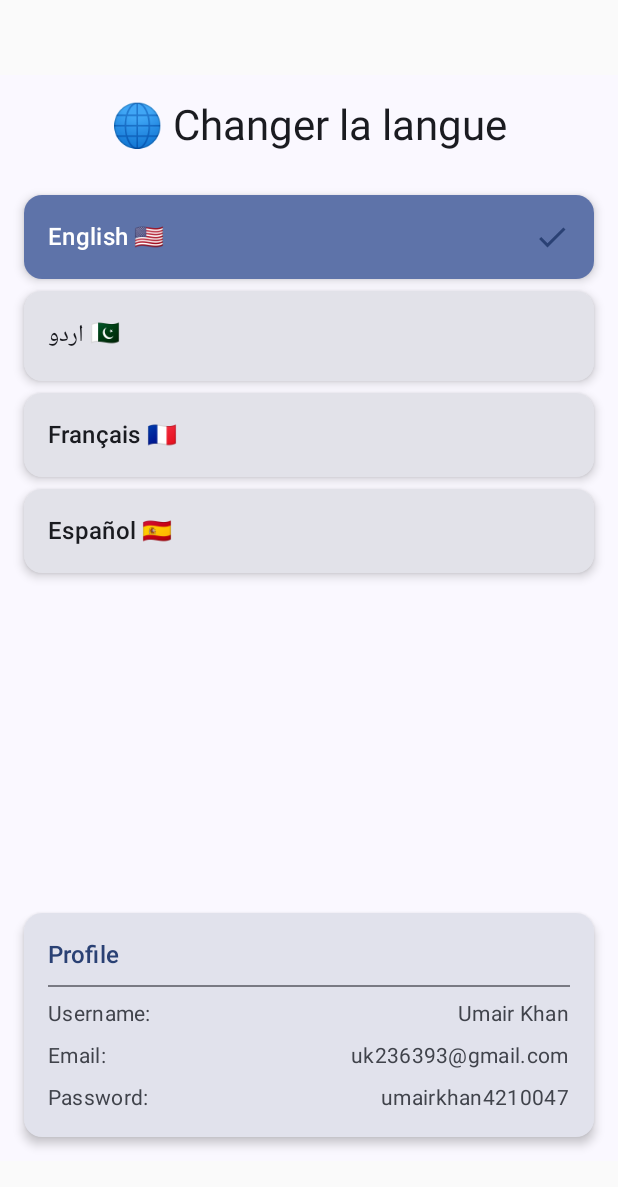
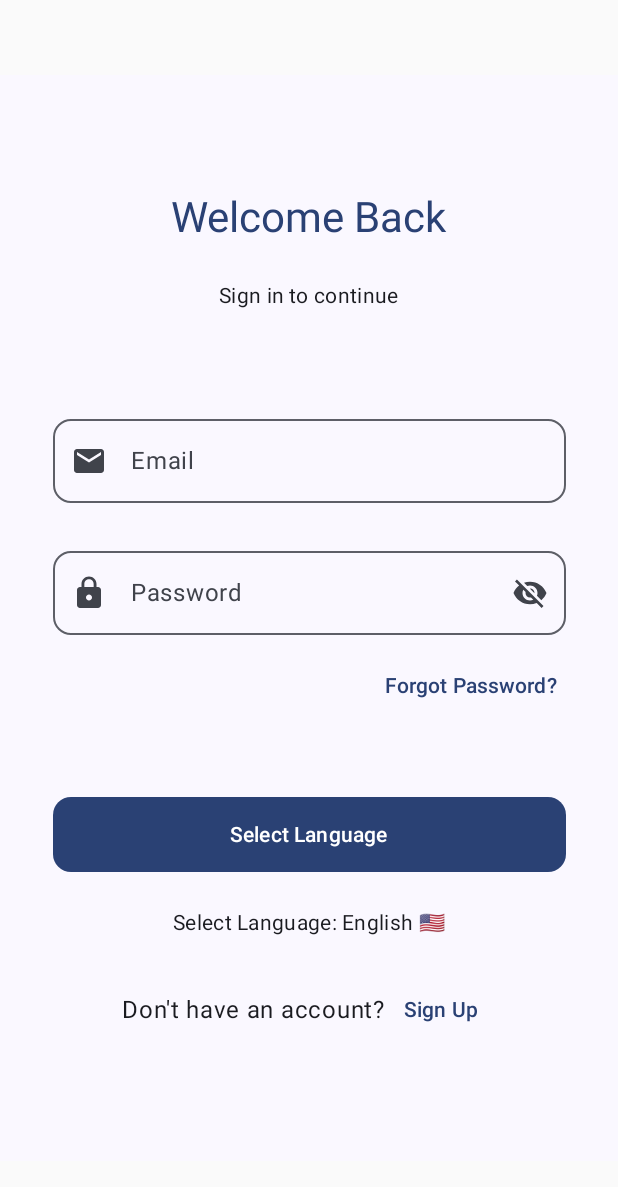
Before and after one commit to UmairKhanDeveloper/Localization_in_Jetpack_compose, an Android app built with Jetpack Compose: the screen it shows after launch (MainActivity), on a phone screen of 412 x 824 dp. Shown: the top 1187 px of the screen. Run offline under Robolectric (Android 15) with nearby library versions, the phone set to English and light mode, and no system bars.

```diff
--- a/app/build.gradle.kts
+++ b/app/build.gradle.kts
@@ -56,4 +56,6 @@ dependencies {
     androidTestImplementation(libs.androidx.ui.test.junit4)
     debugImplementation(libs.androidx.ui.tooling)
     debugImplementation(libs.androidx.ui.test.manifest)
+    implementation ("androidx.compose.material:material-icons-extended:1.6.0")
+
 }
--- a/app/src/main/java/com/example/localization_in_jetpack_compose/MainActivity.kt
+++ b/app/src/main/java/com/example/localization_in_jetpack_compose/MainActivity.kt
@@ -54,7 +54,7 @@ class MainActivity : ComponentActivity() {
                         .padding(bottom = 50.dp, top = 50.dp),
                     color = MaterialTheme.colorScheme.background
                 ) {
-                    LanguageSelectionScreen()
+                    ProjectScreen()
                 }
             }
         }
@@ -206,7 +206,6 @@ fun LanguageSelectionScreen() {
 }
 
 
-
 fun saveLanguage(context: Context, langCode: String) {
     val prefs = context.getSharedPreferences("settings", Context.MODE_PRIVATE)
     prefs.edit().putString("language", langCode).apply()
--- /dev/null
+++ b/app/src/main/java/com/example/localization_in_jetpack_compose/ProjectScreen.kt
@@ -0,0 +1,234 @@
+package com.example.localization_in_jetpack_compose
+
+import android.content.Context
+import android.content.res.Configuration
+import androidx.compose.foundation.background
+import androidx.compose.foundation.clickable
+import androidx.compose.foundation.layout.Arrangement
+import androidx.compose.foundation.layout.Box
+import androidx.compose.foundation.layout.Column
+import androidx.compose.foundation.layout.Row
+import androidx.compose.foundation.layout.Spacer
+import androidx.compose.foundation.layout.fillMaxSize
+import androidx.compose.foundation.layout.fillMaxWidth
+import androidx.compose.foundation.layout.height
+import androidx.compose.foundation.layout.padding
+import androidx.compose.foundation.layout.width
+import androidx.compose.foundation.shape.RoundedCornerShape
+import androidx.compose.material.icons.Icons
+import androidx.compose.material.icons.filled.Email
+import androidx.compose.material.icons.filled.Lock
+import androidx.compose.material.icons.filled.VisibilityOff
+import androidx.compose.material3.AlertDialog
+import androidx.compose.material3.Button
+import androidx.compose.material3.Icon
+import androidx.compose.material3.MaterialTheme
+import androidx.compose.material3.OutlinedTextField
+import androidx.compose.material3.RadioButton
+import androidx.compose.material3.Text
+import androidx.compose.material3.TextButton
+import androidx.compose.runtime.Composable
+import androidx.compose.runtime.CompositionLocalProvider
+import androidx.compose.runtime.LaunchedEffect
+import androidx.compose.runtime.getValue
+import androidx.compose.runtime.mutableStateOf
+import androidx.compose.runtime.remember
+import androidx.compose.runtime.saveable.rememberSaveable
+import androidx.compose.runtime.setValue
+import androidx.compose.ui.Alignment
+import androidx.compose.ui.Modifier
+import androidx.compose.ui.platform.LocalContext
+import androidx.compose.ui.res.stringResource
+import androidx.compose.ui.text.input.PasswordVisualTransformation
+import androidx.compose.ui.unit.dp
+import java.util.Locale
+import androidx.core.content.edit
+
+@Composable
+fun ProjectScreen() {
+    var showDialog by rememberSaveable { mutableStateOf(false) }
+    val (selectedLanguage, setSelectedLanguage, localizedContext) = rememberLanguagePreference()
+
+    val languages = mapOf(
+        "en" to "English 🇺🇸",
+        "ur" to "اردو 🇵🇰",
+        "fr" to "Français 🇫🇷",
+        "es" to "Español 🇪🇸"
+    )
+
+    CompositionLocalProvider(LocalContext provides localizedContext) {
+        val safeSelectedLanguage = if (languages.containsKey(selectedLanguage)) selectedLanguage else "en"
+        Box(
+            modifier = Modifier
+                .fillMaxSize()
+                .background(MaterialTheme.colorScheme.background)
+                .padding(16.dp)
+        ) {
+            Column(
+                modifier = Modifier
+                    .fillMaxWidth()
+                    .align(Alignment.Center),
+                horizontalAlignment = Alignment.CenterHorizontally,
+                verticalArrangement = Arrangement.spacedBy(24.dp)
+            ) {
+
+                Text(
+                    text = stringResource(id = R.string.welcome_back),
+                    style = MaterialTheme.typography.headlineMedium,
+                    color = MaterialTheme.colorScheme.primary
+                )
+
+                Text(
+                    text = stringResource(id = R.string.sign_in_continue),
+                    style = MaterialTheme.typography.bodyMedium,
+                    color = MaterialTheme.colorScheme.onBackground
+                )
+
+                Spacer(modifier = Modifier.height(16.dp))
+
+                OutlinedTextField(
+                    value = "",
+                    onValueChange = {},
+                    label = { Text(stringResource(id = R.string.email1)) },
+                    leadingIcon = { Icon(Icons.Default.Email, contentDescription = null) },
+                    singleLine = true,
+                    modifier = Modifier.fillMaxWidth(0.9f),
+                    shape = RoundedCornerShape(12.dp)
+                )
+
+                OutlinedTextField(
+                    value = "",
+                    onValueChange = {},
+                    label = { Text(stringResource(id = R.string.password1)) },
+                    leadingIcon = { Icon(Icons.Default.Lock, contentDescription = null) },
+                    trailingIcon = {
+                        Icon(
+                            imageVector = Icons.Default.VisibilityOff,
+                            contentDescription = null
+                        )
+                    },
+                    singleLine = true,
+                    visualTransformation = PasswordVisualTransformation(),
+                    modifier = Modifier.fillMaxWidth(0.9f),
+                    shape = RoundedCornerShape(12.dp)
+                )
+
+                Text(
+                    text = stringResource(id = R.string.forgot_password),
+                    style = MaterialTheme.typography.labelLarge.copy(
+                        color = MaterialTheme.colorScheme.primary
+                    ),
+                    modifier = Modifier
+                        .align(Alignment.End)
+                        .padding(end = 24.dp)
+                )
+
+                Spacer(modifier = Modifier.height(16.dp))
+
+                Button(
+                    onClick = { showDialog = true },
+                    modifier = Modifier
+                        .fillMaxWidth(0.9f)
+                        .height(50.dp),
+                    shape = RoundedCornerShape(12.dp)
+                ) {
+                    Text(stringResource(id = R.string.select_language))
+                }
+
+                Text(
+                    text = stringResource(id = R.string.select_language) + ": " + languages[safeSelectedLanguage],
+                    style = MaterialTheme.typography.bodyMedium
+                )
+
+                Row(
+                    verticalAlignment = Alignment.CenterVertically,
+                    horizontalArrangement = Arrangement.Center,
+                    modifier = Modifier.fillMaxWidth()
+                ) {
+                    Text(stringResource(id = R.string.dont_have_account))
+                    TextButton(onClick = { }) {
+                        Text(stringResource(id = R.string.sign_up))
+                    }
+                }
+            }
+
+            if (showDialog) {
+                var tempSelectedLanguage by rememberSaveable { mutableStateOf(safeSelectedLanguage) }
+
+                AlertDialog(
+                    onDismissRequest = { showDialog = false },
+                    confirmButton = {
+                        TextButton(onClick = {
+                            setSelectedLanguage(tempSelectedLanguage)
+                            showDialog = false
+                        }) {
+                            Text(stringResource(id = R.string.ok))
+                        }
+                    },
+                    title = {
+                        Text(stringResource(id = R.string.select_language))
+                    },
+                    text = {
+                        Column(verticalArrangement = Arrangement.spacedBy(8.dp)) {
+                            languages.forEach { (code, label) ->
+                                Row(
+                                    verticalAlignment = Alignment.CenterVertically,
+                                    modifier = Modifier
+                                        .fillMaxWidth()
+                                        .clickable {
+                                            tempSelectedLanguage = code
+                                        }
+                                        .padding(4.dp)
+                                ) {
+                                    RadioButton(
+                                        selected = tempSelectedLanguage == code,
+                                        onClick = { tempSelectedLanguage = code }
+                                    )
+                                    Spacer(modifier = Modifier.width(8.dp))
+                                    Text(label)
+                                }
+                            }
+                        }
+                    }
+                )
+            }
+        }
+    }
+}
+@Composable
+fun rememberLanguagePreference(): Triple<String, (String) -> Unit, Context> {
+    val context = LocalContext.current
+    val prefs = context.getSharedPreferences("app_prefs", Context.MODE_PRIVATE)
+
+    var language by rememberSaveable {
+        mutableStateOf(
+            prefs.getString("selected_language", "en").takeIf {
+                it in listOf("en", "ur", "fr", "es")
+            } ?: "en"
+        )
+    }
+
+    var updatedContext by remember {
+        mutableStateOf(context.updateLocale(language))
+    }
+
+    LaunchedEffect(language) {
+        updatedContext = context.updateLocale(language)
+    }
+
+    val setLanguage: (String) -> Unit = { newLang ->
+        language = newLang
+        prefs.edit { putString("selected_language", newLang) }
+    }
+
+    return Triple(language, setLanguage, updatedContext)
+}
+
+
+fun Context.updateLocale(languageCode: String): Context {
+    val locale = Locale(languageCode)
+    Locale.setDefault(locale)
+    val config = Configuration(resources.configuration)
+    config.setLocale(locale)
+    return createConfigurationContext(config)
+}
--- a/app/src/main/res/values/strings.xml
+++ b/app/src/main/res/values/strings.xml
@@ -3,7 +3,7 @@
     <string name="app_name" translatable="false">Localization_in_Jetpack_compose</string>
 
     <!-- Screen title -->
-    <string name="change_language">🌐 Changer la langue</string>
+    <string name="change_language" translatable="false">🌐 Changer la langue</string>
 
     <!-- Profile section -->
     <string name="profile" translatable="false">Profile</string>
@@ -15,4 +15,18 @@
     <string name="name_value" translatable="false">Umair Khan</string>
     <string name="email_value" translatable="false">uk236393@gmail.com</string>
     <string name="password_value" translatable="false">umairkhan4210047</string>
+    <string name="Localization_value" translatable="false">Localization</string>
+    <string name="Welcome_value" translatable="false">Welcome</string>
+    <string name="Please_select_your_preferred_language" translatable="false">Please select your preferred language:</string>
+    <string name="Apply_Language" translatable="false">Apply Language</string>
+
+    <string name="welcome_back" translatable="false">Welcome Back</string>
+    <string name="sign_in_continue" translatable="false">Sign in to continue</string>
+    <string name="email1" translatable="false">Email</string>
+    <string name="password1" translatable="false">Password</string>
+    <string name="forgot_password" translatable="false">Forgot Password?</string>
+    <string name="select_language" translatable="false">Select Language</string>
+    <string name="dont_have_account" translatable="false">Don\'t have an account?</string>
+    <string name="sign_up" translatable="false">Sign Up</string>
+    <string name="ok" translatable="false">OK</string>
 </resources>
```
Also changed, not shown: 3 other files.
